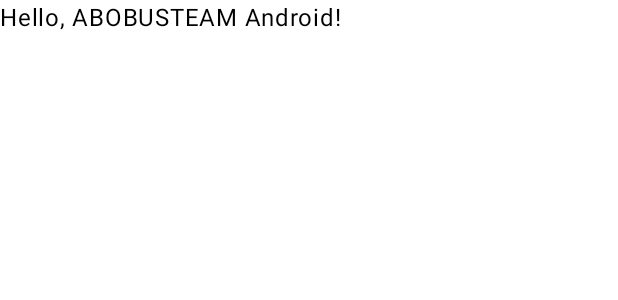
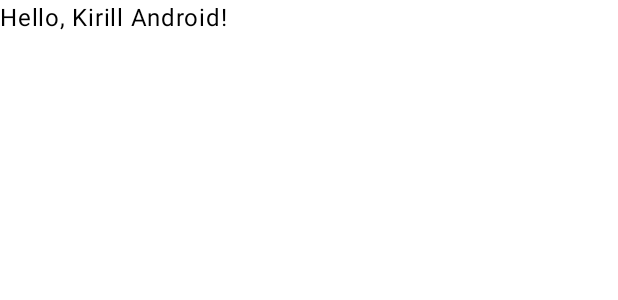
Before and after one commit to angryWilly/MasterChiefApp, an Android app built with Jetpack Compose: the @Preview function GreetingPreview, on a phone screen of 412 x 824 dp. Shown: the top 300 px of the screen. Run offline under Robolectric (Android 15) with nearby library versions, the phone set to English and light mode, and no system bars.

Commit message:
kirill init

```diff
--- a/app/src/main/java/com/example/abobusteam/MainActivity.kt
+++ b/app/src/main/java/com/example/abobusteam/MainActivity.kt
@@ -29,7 +29,7 @@ class MainActivity : ComponentActivity() {
 @Composable
 fun Greeting(name: String, modifier: Modifier = Modifier) {
     Text(
-            text = "Hello, ABOBUSTEAM $name!",
+            text = "Hello, Kirill $name!",
             modifier = modifier
     )
 }
```
